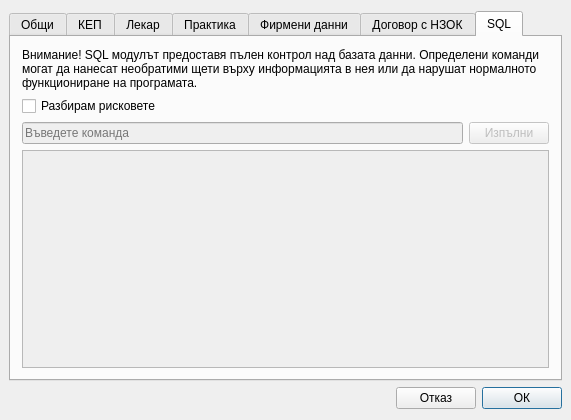
thefinalcutbg/DinoDent, file src/View/Widgets/SettingsDialog.ui: the form before one commit.
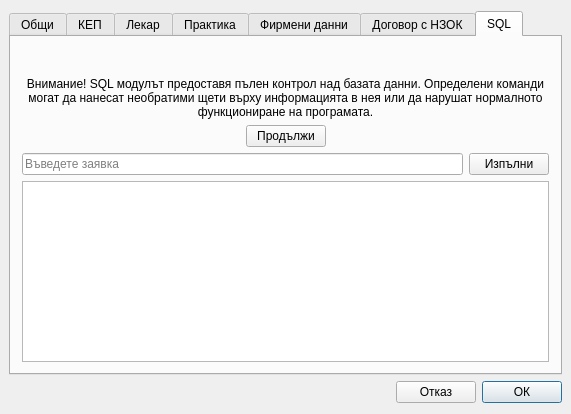
The form after the commit. Custom widgets are drawn as their Qt base class.

```diff
--- a/src/View/Widgets/SettingsDialog.ui
+++ b/src/View/Widgets/SettingsDialog.ui
@@ -7,7 +7,7 @@
     <x>0</x>
     <y>0</y>
     <width>567</width>
-    <height>420</height>
+    <height>414</height>
    </rect>
   </property>
   <property name="minimumSize">
@@ -1543,38 +1543,93 @@
       </attribute>
       <layout class="QVBoxLayout" name="verticalLayout_24">
        <item>
-        <widget class="QLabel" name="label_10">
+        <spacer name="sqlSpacer1">
+         <property name="orientation">
+          <enum>Qt::Vertical</enum>
+         </property>
+         <property name="sizeHint" stdset="0">
+          <size>
+           <width>20</width>
+           <height>40</height>
+          </size>
+         </property>
+        </spacer>
+       </item>
+       <item>
+        <widget class="QLabel" name="sqlWarning">
+         <property name="sizePolicy">
+          <sizepolicy hsizetype="Preferred" vsizetype="Preferred">
+           <horstretch>0</horstretch>
+           <verstretch>0</verstretch>
+          </sizepolicy>
+         </property>
          <property name="text">
           <string>Внимание! SQL модулът предоставя пълен контрол над базата данни. Определени команди могат да нанесат необратими щети върху информацията в нея или да нарушат нормалното функциониране на програмата.</string>
          </property>
+         <property name="alignment">
+          <set>Qt::AlignCenter</set>
+         </property>
          <property name="wordWrap">
           <bool>true</bool>
          </property>
         </widget>
        </item>
        <item>
-        <widget class="QCheckBox" name="sqlCheck">
-         <property name="text">
-          <string>Разбирам рисковете</string>
+        <layout class="QHBoxLayout" name="horizontalLayout_36">
+         <property name="bottomMargin">
+          <number>0</number>
          </property>
-        </widget>
+         <item>
+          <spacer name="horizontalSpacer_10">
+           <property name="orientation">
+            <enum>Qt::Horizontal</enum>
+           </property>
+           <property name="sizeHint" stdset="0">
+            <size>
+             <width>40</width>
+             <height>20</height>
+            </size>
+           </property>
+          </spacer>
+         </item>
+         <item>
+          <widget class="QPushButton" name="sqlAgree">
+           <property name="text">
+            <string>Продължи</string>
+           </property>
+          </widget>
+         </item>
+         <item>
+          <spacer name="horizontalSpacer_28">
+           <property name="orientation">
+            <enum>Qt::Horizontal</enum>
+           </property>
+           <property name="sizeHint" stdset="0">
+            <size>
+             <width>40</width>
+             <height>20</height>
+            </size>
+           </property>
+          </spacer>
+         </item>
+        </layout>
        </item>
        <item>
         <layout class="QHBoxLayout" name="horizontalLayout_17">
          <item>
           <widget class="QLineEdit" name="sqlEdit">
            <property name="enabled">
-            <bool>false</bool>
+            <bool>true</bool>
            </property>
            <property name="placeholderText">
-            <string>Въведете команда</string>
+            <string>Въведете заявка</string>
            </property>
           </widget>
          </item>
          <item>
           <widget class="QPushButton" name="sqlButton">
            <property name="enabled">
-            <bool>false</bool>
+            <bool>true</bool>
            </property>
            <property name="text">
             <string>Изпълни</string>
@@ -1592,10 +1647,26 @@
        <item>
         <widget class="QTableView" name="sqlTable">
          <property name="enabled">
-          <bool>false</bool>
+          <bool>true</bool>
          </property>
         </widget>
        </item>
+       <item>
+        <spacer name="sqlSpacer2">
+         <property name="orientation">
+          <enum>Qt::Vertical</enum>
+         </property>
+         <property name="sizeType">
+          <enum>QSizePolicy::Expanding</enum>
+         </property>
+         <property name="sizeHint" stdset="0">
+          <size>
+           <width>20</width>
+           <height>5</height>
+          </size>
+         </property>
+        </spacer>
+       </item>
       </layout>
      </widget>
     </widget>
```
Left out of the diff: 2 changed lines with no effect on the pictures.
